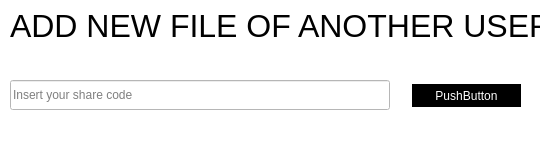
The window that client/ui/addfile.ui (s267562/Live-Text-Editor) describes before a commit, drawn with Qt 5.
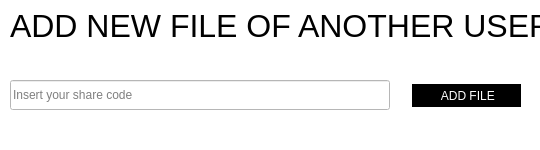
The same window after the commit.

Patch:
```diff
--- a/client/ui/addfile.ui
+++ b/client/ui/addfile.ui
@@ -83,7 +83,7 @@
 }</string>
    </property>
    <property name="text">
-    <string>PushButton</string>
+    <string> ADD FILE</string>
    </property>
   </widget>
  </widget>
```
